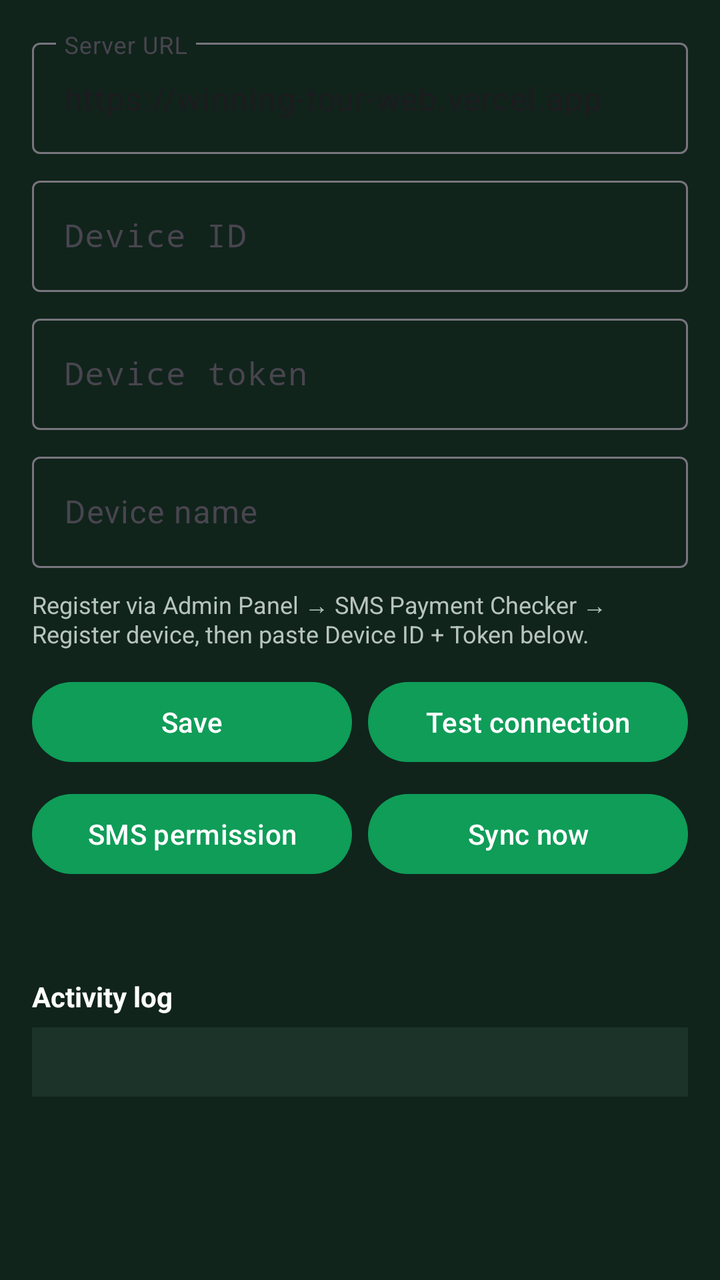
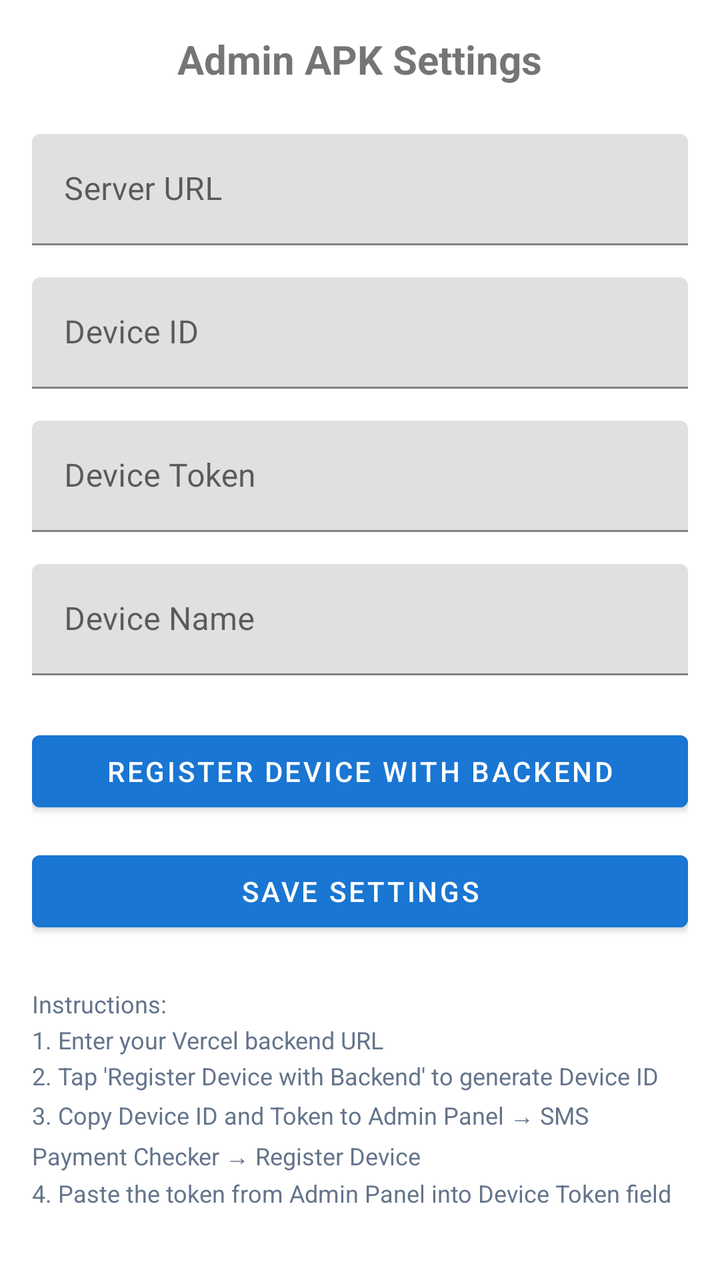

The first picture is an Android layout as it rendered before a commit; the second is the same layout after the commit. The layout source and the unified diff follow.
<!-- AndroidManifest.xml: application theme Theme.WinningBDAdmin -->
<!-- res/layout/activity_settings.xml -->
<?xml version="1.0" encoding="utf-8"?>
<ScrollView xmlns:android="http://schemas.android.com/apk/res/android"
    android:layout_width="match_parent"
    android:layout_height="match_parent"
    android:background="@color/brand_dark">

    <LinearLayout
        android:layout_width="match_parent"
        android:layout_height="wrap_content"
        android:orientation="vertical"
        android:padding="16dp">

        <com.google.android.material.textfield.TextInputLayout
            android:layout_width="match_parent"
            android:layout_height="wrap_content"
            android:hint="Server URL"
            style="@style/Widget.Material3.TextInputLayout.OutlinedBox">
            <com.google.android.material.textfield.TextInputEditText
                android:id="@+id/et_server"
                android:layout_width="match_parent"
                android:layout_height="wrap_content"
                android:inputType="textUri"
                android:text="https://winning-tour-web.vercel.app" />
        </com.google.android.material.textfield.TextInputLayout>

        <com.google.android.material.textfield.TextInputLayout
            android:layout_width="match_parent"
            android:layout_height="wrap_content"
            android:layout_marginTop="8dp"
            android:hint="Device ID"
            style="@style/Widget.Material3.TextInputLayout.OutlinedBox">
            <com.google.android.material.textfield.TextInputEditText
                android:id="@+id/et_device_id"
                android:layout_width="match_parent"
                android:layout_height="wrap_content"
                android:inputType="textNoSuggestions"
                android:fontFamily="monospace" />
        </com.google.android.material.textfield.TextInputLayout>

        <com.google.android.material.textfield.TextInputLayout
            android:layout_width="match_parent"
            android:layout_height="wrap_content"
            android:layout_marginTop="8dp"
            android:hint="Device token"
            style="@style/Widget.Material3.TextInputLayout.OutlinedBox">
            <com.google.android.material.textfield.TextInputEditText
                android:id="@+id/et_device_token"
                android:layout_width="match_parent"
                android:layout_height="wrap_content"
                android:inputType="textPassword|textNoSuggestions"
                android:fontFamily="monospace" />
        </com.google.android.material.textfield.TextInputLayout>

        <com.google.android.material.textfield.TextInputLayout
            android:layout_width="match_parent"
            android:layout_height="wrap_content"
            android:layout_marginTop="8dp"
            android:hint="Device name"
            style="@style/Widget.Material3.TextInputLayout.OutlinedBox">
            <com.google.android.material.textfield.TextInputEditText
                android:id="@+id/et_device_name"
                android:layout_width="match_parent"
                android:layout_height="wrap_content"
                android:inputType="text" />
        </com.google.android.material.textfield.TextInputLayout>

        <TextView
            android:layout_width="match_parent"
            android:layout_height="wrap_content"
            android:layout_marginTop="10dp"
            android:text="@string/register_via_panel"
            android:textColor="#B7C4BC"
            android:textSize="12sp" />

        <LinearLayout
            android:layout_width="match_parent"
            android:layout_height="wrap_content"
            android:layout_marginTop="12dp"
            android:orientation="horizontal">

            <com.google.android.material.button.MaterialButton
                android:id="@+id/btn_save"
                android:layout_width="0dp"
                android:layout_height="wrap_content"
                android:layout_weight="1"
                android:text="Save" />

            <com.google.android.material.button.MaterialButton
                android:id="@+id/btn_test"
                android:layout_width="0dp"
                android:layout_height="wrap_content"
                android:layout_weight="1"
                android:layout_marginStart="8dp"
                android:text="@string/test_connection" />
        </LinearLayout>

        <LinearLayout
            android:layout_width="match_parent"
            android:layout_height="wrap_content"
            android:layout_marginTop="8dp"
            android:orientation="horizontal">

            <com.google.android.material.button.MaterialButton
                android:id="@+id/btn_sms_perm"
                android:layout_width="0dp"
                android:layout_height="wrap_content"
                android:layout_weight="1"
                android:text="SMS permission" />

            <com.google.android.material.button.MaterialButton
                android:id="@+id/btn_sync"
                android:layout_width="0dp"
                android:layout_height="wrap_content"
                android:layout_weight="1"
                android:layout_marginStart="8dp"
                android:text="@string/sync_now" />
        </LinearLayout>

        <TextView
            android:id="@+id/tv_status"
            android:layout_width="match_parent"
            android:layout_height="wrap_content"
            android:layout_marginTop="14dp"
            android:textColor="@color/brand_green"
            android:textSize="13sp"
            android:textStyle="bold" />

        <TextView
            android:layout_width="match_parent"
            android:layout_height="wrap_content"
            android:layout_marginTop="16dp"
            android:text="Activity log"
            android:textColor="#FFFFFF"
            android:textStyle="bold" />

        <TextView
            android:id="@+id/tv_log"
            android:layout_width="match_parent"
            android:layout_height="wrap_content"
            android:layout_marginTop="6dp"
            android:fontFamily="monospace"
            android:padding="10dp"
            android:background="#1B3328"
            android:textColor="#CDE4D7"
            android:textSize="11sp" />

    </LinearLayout>

</ScrollView>
<!-- resources referenced by this layout -->
<resources>
  <color name="brand_dark">#10241B</color>
  <color name="brand_green">#0F9D58</color>
  <string name="register_via_panel">Register via Admin Panel → SMS Payment Checker → Register device, then paste Device ID + Token below.</string>
  <string name="sync_now">Sync now</string>
  <string name="test_connection">Test connection</string>
  <style name="Theme.WinningBDAdmin" parent="Theme.Material3.DayNight.NoActionBar">
          <item name="colorPrimary">@color/brand_green</item>
          <item name="colorOnPrimary">@color/white</item>
          <item name="android:statusBarColor">@color/brand_dark</item>
          <item name="android:navigationBarColor">@color/brand_dark</item>
          <item name="android:windowBackground">@color/brand_dark</item>
      </style>
  <color name="white">#FFFFFF</color>
</resources>

<!-- the commit's change to res/layout/activity_settings.xml (unified diff, before → after) -->
@@ -2,148 +2,97 @@
 <ScrollView xmlns:android="http://schemas.android.com/apk/res/android"
     android:layout_width="match_parent"
     android:layout_height="match_parent"
-    android:background="@color/brand_dark">
+    android:padding="16dp">
 
     <LinearLayout
         android:layout_width="match_parent"
         android:layout_height="wrap_content"
         android:orientation="vertical"
-        android:padding="16dp">
+        android:gravity="center_horizontal">
+
+        <TextView
+            android:layout_width="wrap_content"
+            android:layout_height="wrap_content"
+            android:text="Admin APK Settings"
+            android:textSize="20sp"
+            android:textStyle="bold"
+            android:layout_marginBottom="24dp" />
 
         <com.google.android.material.textfield.TextInputLayout
             android:layout_width="match_parent"
             android:layout_height="wrap_content"
-            android:hint="Server URL"
-            style="@style/Widget.Material3.TextInputLayout.OutlinedBox">
+            android:layout_marginBottom="16dp"
+            android:hint="Server URL">
+
             <com.google.android.material.textfield.TextInputEditText
-                android:id="@+id/et_server"
+                android:id="@+id/etServerUrl"
                 android:layout_width="match_parent"
                 android:layout_height="wrap_content"
-                android:inputType="textUri"
-                android:text="https://winning-tour-web.vercel.app" />
+                android:inputType="textUri" />
         </com.google.android.material.textfield.TextInputLayout>
 
         <com.google.android.material.textfield.TextInputLayout
             android:layout_width="match_parent"
             android:layout_height="wrap_content"
-            android:layout_marginTop="8dp"
-            android:hint="Device ID"
-            style="@style/Widget.Material3.TextInputLayout.OutlinedBox">
+            android:layout_marginBottom="16dp"
+            android:hint="Device ID">
+
             <com.google.android.material.textfield.TextInputEditText
-                android:id="@+id/et_device_id"
+                android:id="@+id/etDeviceId"
                 android:layout_width="match_parent"
                 android:layout_height="wrap_content"
-                android:inputType="textNoSuggestions"
-                android:fontFamily="monospace" />
+                android:inputType="text" />
         </com.google.android.material.textfield.TextInputLayout>
 
         <com.google.android.material.textfield.TextInputLayout
             android:layout_width="match_parent"
             android:layout_height="wrap_content"
-            android:layout_marginTop="8dp"
-            android:hint="Device token"
-            style="@style/Widget.Material3.TextInputLayout.OutlinedBox">
+            android:layout_marginBottom="16dp"
+            android:hint="Device Token">
+
             <com.google.android.material.textfield.TextInputEditText
-                android:id="@+id/et_device_token"
+                android:id="@+id/etDeviceToken"
                 android:layout_width="match_parent"
                 android:layout_height="wrap_content"
-                android:inputType="textPassword|textNoSuggestions"
-                android:fontFamily="monospace" />
+                android:inputType="text" />
         </com.google.android.material.textfield.TextInputLayout>
 
         <com.google.android.material.textfield.TextInputLayout
             android:layout_width="match_parent"
             android:layout_height="wrap_content"
-            android:layout_marginTop="8dp"
-            android:hint="Device name"
-            style="@style/Widget.Material3.TextInputLayout.OutlinedBox">
+            android:layout_marginBottom="24dp"
+            android:hint="Device Name">
+
             <com.google.android.material.textfield.TextInputEditText
-                android:id="@+id/et_device_name"
+                android:id="@+id/etDeviceName"
                 android:layout_width="match_parent"
                 android:layout_height="wrap_content"
                 android:inputType="text" />
         </com.google.android.material.textfield.TextInputLayout>
 
-        <TextView
+        <Button
+            android:id="@+id/btnRegister"
             android:layout_width="match_parent"
             android:layout_height="wrap_content"
-            android:layout_marginTop="10dp"
-            android:text="@string/register_via_panel"
-            android:textColor="#B7C4BC"
-            android:textSize="12sp" />
+            android:layout_marginBottom="12dp"
+            android:text="Register Device with Backend"
+            android:backgroundTint="@color/primary" />
 
-        <LinearLayout
+        <Button
+            android:id="@+id/btnSave"
             android:layout_width="match_parent"
             android:layout_height="wrap_content"
-            android:layout_marginTop="12dp"
-            android:orientation="horizontal">
-
-            <com.google.android.material.button.MaterialButton
-                android:id="@+id/btn_save"
-                android:layout_width="0dp"
-                android:layout_height="wrap_content"
-                android:layout_weight="1"
-                android:text="Save" />
-
-            <com.google.android.material.button.MaterialButton
-                android:id="@+id/btn_test"
-                android:layout_width="0dp"
-                android:layout_height="wrap_content"
-                android:layout_weight="1"
-                android:layout_marginStart="8dp"
-                android:text="@string/test_connection" />
-        </LinearLayout>
-
-        <LinearLayout
-            android:layout_width="match_parent"
-            android:layout_height="wrap_content"
-            android:layout_marginTop="8dp"
-            android:orientation="horizontal">
-
-            <com.google.android.material.button.MaterialButton
-                android:id="@+id/btn_sms_perm"
-                android:layout_width="0dp"
-                android:layout_height="wrap_content"
-                android:layout_weight="1"
-                android:text="SMS permission" />
-
-            <com.google.android.material.button.MaterialButton
-                android:id="@+id/btn_sync"
-                android:layout_width="0dp"
-                android:layout_height="wrap_content"
-                android:layout_weight="1"
-                android:layout_marginStart="8dp"
-                android:text="@string/sync_now" />
-        </LinearLayout>
-
-        <TextView
-            android:id="@+id/tv_status"
-            android:layout_width="match_parent"
-            android:layout_height="wrap_content"
-            android:layout_marginTop="14dp"
-            android:textColor="@color/brand_green"
-            android:textSize="13sp"
-            android:textStyle="bold" />
+            android:text="Save Settings"
+            android:backgroundTint="@color/primary" />
 
         <TextView
             android:layout_width="match_parent"
             android:layout_height="wrap_content"
-            android:layout_marginTop="16dp"
-            android:text="Activity log"
-            android:textColor="#FFFFFF"
-            android:textStyle="bold" />
-
-        <TextView
-            android:id="@+id/tv_log"
-            android:layout_width="match_parent"
-            android:layout_height="wrap_content"
-            android:layout_marginTop="6dp"
-            android:fontFamily="monospace"
-            android:padding="10dp"
-            android:background="#1B3328"
-            android:textColor="#CDE4D7"
-            android:textSize="11sp" />
+            android:layout_marginTop="24dp"
+            android:text="Instructions:\n1. Enter your Vercel backend URL\n2. Tap 'Register Device with Backend' to generate Device ID\n3. Copy Device ID and Token to Admin Panel → SMS Payment Checker → Register Device\n4. Paste the token from Admin Panel into Device Token field"
+            android:textSize="12sp"
+            android:textColor="@color/muted"
+            android:lineSpacingExtra="4dp" />
 
     </LinearLayout>
-
 </ScrollView>
<!-- resource entries referenced after the edit -->
@@ -1,17 +1,22 @@
 <!-- resources referenced by this layout -->
 <resources>
-  <color name="brand_dark">#10241B</color>
-  <color name="brand_green">#0F9D58</color>
-  <string name="register_via_panel">Register via Admin Panel → SMS Payment Checker → Register device, then paste Device ID + Token below.</string>
-  <string name="sync_now">Sync now</string>
-  <string name="test_connection">Test connection</string>
-  <style name="Theme.WinningBDAdmin" parent="Theme.Material3.DayNight.NoActionBar">
-          <item name="colorPrimary">@color/brand_green</item>
-          <item name="colorOnPrimary">@color/white</item>
-          <item name="android:statusBarColor">@color/brand_dark</item>
-          <item name="android:navigationBarColor">@color/brand_dark</item>
-          <item name="android:windowBackground">@color/brand_dark</item>
+  <color name="muted">#64748B</color>
+  <color name="primary">#1976D2</color>
+  <style name="Theme.WinningBDAdmin" parent="Theme.MaterialComponents.DayNight.DarkActionBar">
+          <item name="colorPrimary">@color/primary</item>
+          <item name="colorPrimaryVariant">@color/primary_dark</item>
+          <item name="colorOnPrimary">@color/on_primary</item>
+          <item name="colorSecondary">@color/secondary</item>
+          <item name="colorSecondaryVariant">@color/secondary_dark</item>
+          <item name="colorOnSecondary">@color/on_secondary</item>
+          <item name="android:statusBarColor">@color/primary_dark</item>
+          <item name="android:navigationBarColor">@color/background</item>
       </style>
-  <color name="white">#FFFFFF</color>
+  <color name="primary_dark">#0D47A1</color>
+  <color name="on_primary">#FFFFFF</color>
+  <color name="secondary">#FF9800</color>
+  <color name="secondary_dark">#F57C00</color>
+  <color name="on_secondary">#000000</color>
+  <color name="background">#F1F5F9</color>
 </resources>
 
